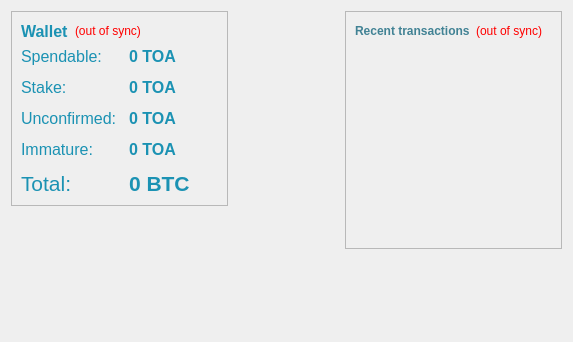
Old version of the form src/qt/forms/overviewpage.ui in the repository toacoin/TOA.
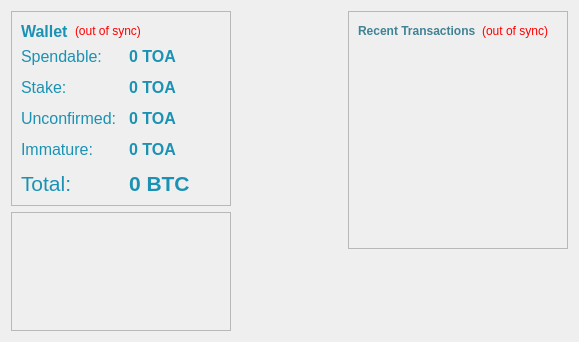
New version of the form.

Patch:
```diff
--- a/src/qt/forms/overviewpage.ui
+++ b/src/qt/forms/overviewpage.ui
@@ -6,7 +6,7 @@
    <rect>
     <x>0</x>
     <y>0</y>
-    <width>573</width>
+    <width>579</width>
     <height>342</height>
    </rect>
   </property>
@@ -4826,17 +4826,14 @@
       </widget>
      </item>
      <item>
-      <spacer name="verticalSpacer">
-       <property name="orientation">
-        <enum>Qt::Vertical</enum>
+      <widget class="QFrame" name="frame_3">
+       <property name="frameShape">
+        <enum>QFrame::StyledPanel</enum>
        </property>
-       <property name="sizeHint" stdset="0">
-        <size>
-         <width>20</width>
-         <height>40</height>
-        </size>
+       <property name="frameShadow">
+        <enum>QFrame::Raised</enum>
        </property>
-      </spacer>
+      </widget>
      </item>
     </layout>
    </item>
@@ -5284,7 +5281,7 @@
              </palette>
             </property>
             <property name="text">
-             <string>&lt;b&gt;Recent transactions&lt;/b&gt;</string>
+             <string>&lt;html&gt;&lt;head/&gt;&lt;body&gt;&lt;p&gt;&lt;span style=&quot; font-weight:600;&quot;&gt;Recent Transactions&lt;/span&gt;&lt;/p&gt;&lt;/body&gt;&lt;/html&gt;</string>
             </property>
            </widget>
           </item>
@@ -5327,9 +5324,9 @@
              <colorrole role="WindowText">
               <brush brushstyle="SolidPattern">
                <color alpha="255">
-                <red>255</red>
-                <green>255</green>
-                <blue>255</blue>
+                <red>0</red>
+                <green>0</green>
+                <blue>0</blue>
                </color>
               </brush>
              </colorrole>
@@ -5381,9 +5378,9 @@
              <colorrole role="Text">
               <brush brushstyle="SolidPattern">
                <color alpha="255">
-                <red>255</red>
-                <green>255</green>
-                <blue>255</blue>
+                <red>0</red>
+                <green>0</green>
+                <blue>0</blue>
                </color>
               </brush>
              </colorrole>
@@ -5399,9 +5396,9 @@
              <colorrole role="ButtonText">
               <brush brushstyle="SolidPattern">
                <color alpha="255">
-                <red>255</red>
-                <green>255</green>
-                <blue>255</blue>
+                <red>0</red>
+                <green>0</green>
+                <blue>0</blue>
                </color>
               </brush>
              </colorrole>
@@ -5473,9 +5470,9 @@
              <colorrole role="WindowText">
               <brush brushstyle="SolidPattern">
                <color alpha="255">
-                <red>255</red>
-                <green>255</green>
-                <blue>255</blue>
+                <red>0</red>
+                <green>0</green>
+                <blue>0</blue>
                </color>
               </brush>
              </colorrole>
@@ -5527,9 +5524,9 @@
              <colorrole role="Text">
               <brush brushstyle="SolidPattern">
                <color alpha="255">
-                <red>255</red>
-                <green>255</green>
-                <blue>255</blue>
+                <red>0</red>
+                <green>0</green>
+                <blue>0</blue>
                </color>
               </brush>
              </colorrole>
@@ -5545,9 +5542,9 @@
              <colorrole role="ButtonText">
               <brush brushstyle="SolidPattern">
                <color alpha="255">
-                <red>255</red>
-                <green>255</green>
-                <blue>255</blue>
+                <red>0</red>
+                <green>0</green>
+                <blue>0</blue>
                </color>
               </brush>
              </colorrole>
@@ -5618,7 +5615,7 @@
             <disabled>
              <colorrole role="WindowText">
               <brush brushstyle="SolidPattern">
-               <color alpha="0">
+               <color alpha="255">
                 <red>0</red>
                 <green>0</green>
                 <blue>0</blue>
@@ -5672,7 +5669,7 @@
              </colorrole>
              <colorrole role="Text">
               <brush brushstyle="SolidPattern">
-               <color alpha="0">
+               <color alpha="255">
                 <red>0</red>
                 <green>0</green>
                 <blue>0</blue>
@@ -5690,7 +5687,7 @@
              </colorrole>
              <colorrole role="ButtonText">
               <brush brushstyle="SolidPattern">
-               <color alpha="0">
+               <color alpha="255">
                 <red>0</red>
                 <green>0</green>
                 <blue>0</blue>
@@ -5764,7 +5761,7 @@
            </palette>
           </property>
           <property name="styleSheet">
-           <string notr="true">QListView { background: transparent; }</string>
+           <string notr="true">QListView{color: black ;font-size: 16px; outline:none;font-weight:bold}</string>
           </property>
           <property name="frameShape">
            <enum>QFrame::NoFrame</enum>
```
Left out of the diff: 3 changed lines with no effect on the pictures.
